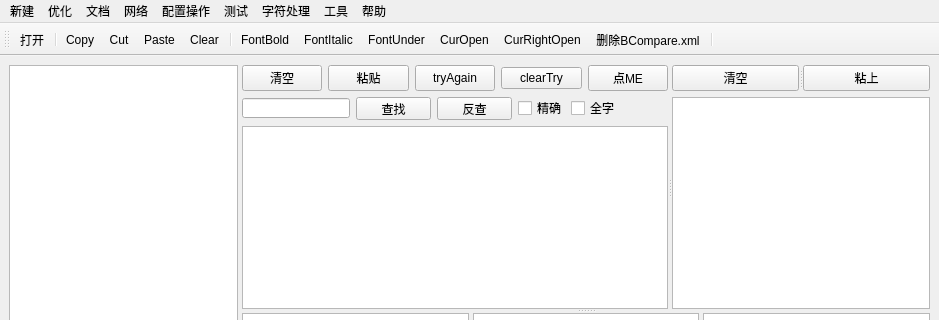
Above: codesets/mainwindow.ui from weilaidb/codetools before the change; both pictures show x 0 to 939 and y 0 to 320 of the 939 by 718 pixel window. Below: the same form after it.
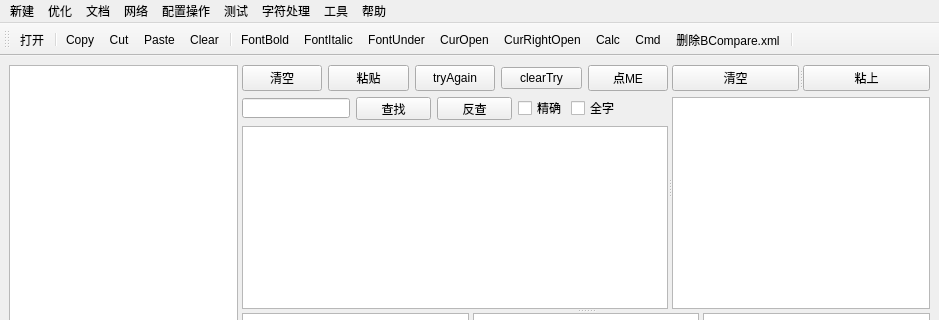
That is the form after the change. Icons and pictures are not drawn.

Commit message: cmd and calc toolbox

Patch:
```diff
--- a/codesets/mainwindow.ui
+++ b/codesets/mainwindow.ui
@@ -483,6 +483,8 @@
    <addaction name="action_FontUnder"/>
    <addaction name="action_CurOpen"/>
    <addaction name="action_CurRightOpen"/>
+   <addaction name="actionCalc"/>
+   <addaction name="actionCmd"/>
    <addaction name="action_del_BCompare_xml"/>
    <addaction name="separator"/>
   </widget>
@@ -990,6 +992,24 @@
     <string>HTTP</string>
    </property>
   </action>
+  <action name="actionCalc">
+   <property name="icon">
+    <iconset resource="images/app.qrc">
+     <normaloff>:/tools/calc.bmp</normaloff>:/tools/calc.bmp</iconset>
+   </property>
+   <property name="text">
+    <string>Calc</string>
+   </property>
+  </action>
+  <action name="actionCmd">
+   <property name="icon">
+    <iconset resource="images/app.qrc">
+     <normaloff>:/tools/cmd.bmp</normaloff>:/tools/cmd.bmp</iconset>
+   </property>
+   <property name="text">
+    <string>Cmd</string>
+   </property>
+  </action>
  </widget>
  <resources>
   <include location="images/app.qrc"/>
```
The commit also changes 6 other files.
